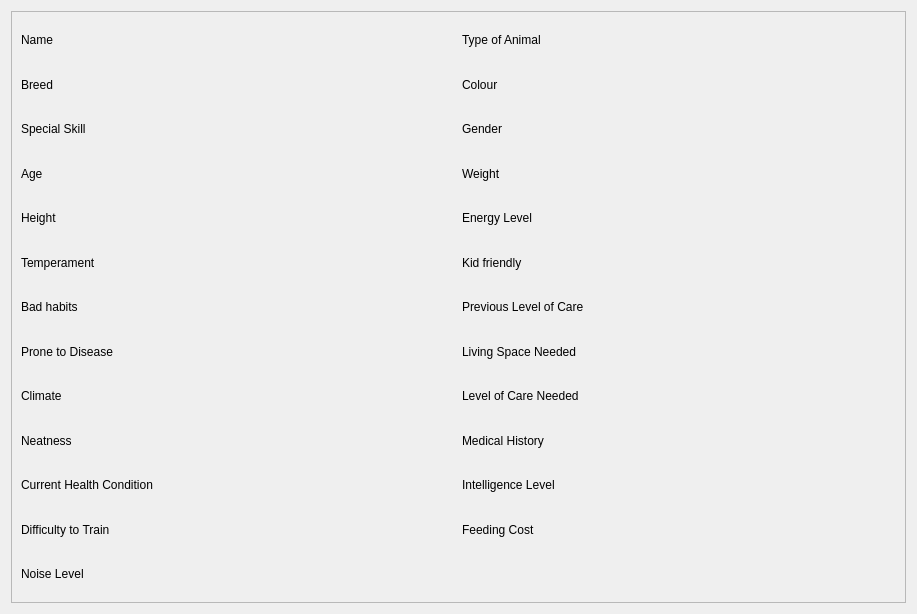
This is cuac/animalprofiledialog.ui in ducongo/comp3004winter2019 as Qt 5 draws it before an edit. The edited form follows.
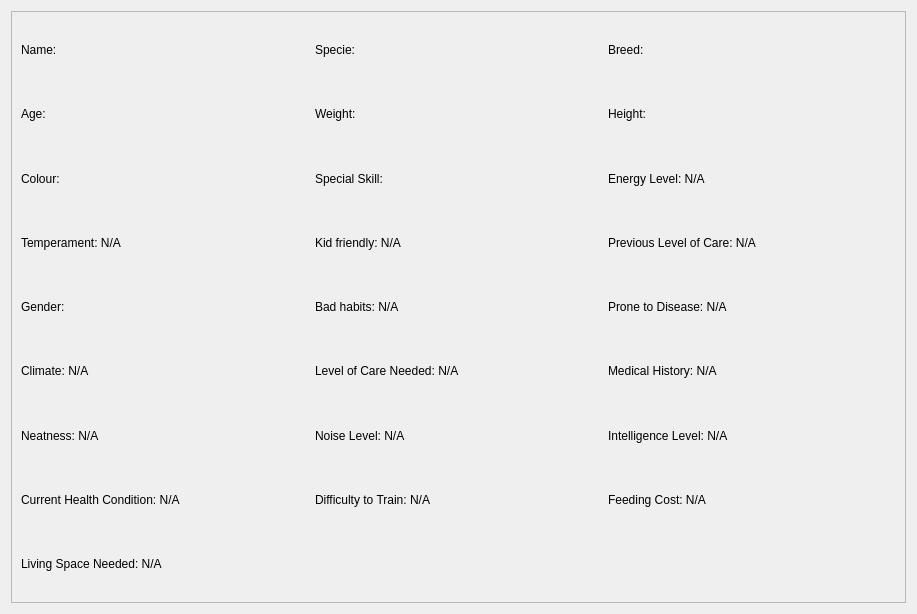
This is the edited form.

```diff
--- a/cuac/animalprofiledialog.ui
+++ b/cuac/animalprofiledialog.ui
@@ -29,178 +29,178 @@
        </rect>
       </property>
       <layout class="QGridLayout" name="gridLayout_2">
-       <item row="7" column="0">
+       <item row="0" column="2">
+        <widget class="QLabel" name="specie">
+         <property name="text">
+          <string>Specie:</string>
+         </property>
+        </widget>
+       </item>
+       <item row="19" column="3">
+        <widget class="QLabel" name="intelligence_level">
+         <property name="text">
+          <string>Intelligence Level: N/A</string>
+         </property>
+        </widget>
+       </item>
+       <item row="20" column="2">
+        <widget class="QLabel" name="difficulty_to_train">
+         <property name="text">
+          <string>Difficulty to Train: N/A</string>
+         </property>
+        </widget>
+       </item>
+       <item row="20" column="3">
+        <widget class="QLabel" name="feeding_cost">
+         <property name="text">
+          <string>Feeding Cost: N/A</string>
+         </property>
+        </widget>
+       </item>
+       <item row="0" column="3">
+        <widget class="QLabel" name="breed">
+         <property name="text">
+          <string>Breed:</string>
+         </property>
+        </widget>
+       </item>
+       <item row="11" column="2">
+        <widget class="QLabel" name="kid_friendly">
+         <property name="text">
+          <string>Kid friendly: N/A</string>
+         </property>
+        </widget>
+       </item>
+       <item row="3" column="2">
+        <widget class="QLabel" name="weight">
+         <property name="text">
+          <string>Weight:</string>
+         </property>
+        </widget>
+       </item>
+       <item row="3" column="3">
         <widget class="QLabel" name="height">
          <property name="text">
-          <string>Height</string>
+          <string>Height:</string>
          </property>
         </widget>
        </item>
-       <item row="4" column="0">
-        <widget class="QLabel" name="special_skill">
+       <item row="19" column="2">
+        <widget class="QLabel" name="noise_level">
          <property name="text">
-          <string>Special Skill</string>
+          <string>Noise Level: N/A</string>
          </property>
         </widget>
        </item>
-       <item row="18" column="0">
-        <widget class="QLabel" name="current_health_condition">
+       <item row="3" column="0">
+        <widget class="QLabel" name="age">
          <property name="text">
-          <string>Current Health Condition</string>
+          <string>Age:</string>
          </property>
         </widget>
        </item>
-       <item row="0" column="1">
-        <widget class="QLabel" name="type_of_animal">
-         <property name="text">
-          <string>Type of Animal</string>
-         </property>
-        </widget>
-       </item>
-       <item row="11" column="1">
+       <item row="11" column="3">
         <widget class="QLabel" name="previous_level_of_care">
          <property name="text">
-          <string>Previous Level of Care</string>
+          <string>Previous Level of Care: N/A</string>
+         </property>
+        </widget>
+       </item>
+       <item row="17" column="3">
+        <widget class="QLabel" name="medical_history">
+         <property name="text">
+          <string>Medical History: N/A</string>
+         </property>
+        </widget>
+       </item>
+       <item row="17" column="2">
+        <widget class="QLabel" name="level_of_care_needed">
+         <property name="text">
+          <string>Level of Care Needed: N/A</string>
+         </property>
+        </widget>
+       </item>
+       <item row="20" column="0">
+        <widget class="QLabel" name="current_health_condition">
+         <property name="text">
+          <string>Current Health Condition: N/A</string>
          </property>
         </widget>
        </item>
        <item row="17" column="0">
+        <widget class="QLabel" name="climate">
+         <property name="text">
+          <string>Climate: N/A</string>
+         </property>
+        </widget>
+       </item>
+       <item row="8" column="2">
+        <widget class="QLabel" name="special_skill">
+         <property name="text">
+          <string>Special Skill:</string>
+         </property>
+        </widget>
+       </item>
+       <item row="8" column="0">
+        <widget class="QLabel" name="colour">
+         <property name="text">
+          <string>Colour:</string>
+         </property>
+        </widget>
+       </item>
+       <item row="19" column="0">
         <widget class="QLabel" name="neatness">
          <property name="text">
-          <string>Neatness</string>
-         </property>
-        </widget>
-       </item>
-       <item row="13" column="0">
-        <widget class="QLabel" name="prone_to_disease">
-         <property name="text">
-          <string>Prone to Disease</string>
-         </property>
-        </widget>
-       </item>
-       <item row="4" column="1">
-        <widget class="QLabel" name="gender">
-         <property name="text">
-          <string>Gender</string>
-         </property>
-        </widget>
-       </item>
-       <item row="17" column="1">
-        <widget class="QLabel" name="medical_history">
-         <property name="text">
-          <string>Medical History</string>
-         </property>
-        </widget>
-       </item>
-       <item row="10" column="1">
-        <widget class="QLabel" name="kid_friendly">
-         <property name="text">
-          <string>Kid friendly</string>
+          <string>Neatness: N/A</string>
          </property>
         </widget>
        </item>
        <item row="11" column="0">
-        <widget class="QLabel" name="bad_habits">
+        <widget class="QLabel" name="temperament">
          <property name="text">
-          <string>Bad habits</string>
+          <string>Temperament: N/A</string>
          </property>
         </widget>
        </item>
        <item row="0" column="0">
         <widget class="QLabel" name="name">
          <property name="text">
-          <string>Name</string>
+          <string>Name:</string>
          </property>
         </widget>
        </item>
-       <item row="2" column="1">
-        <widget class="QLabel" name="colour">
-         <property name="text">
-          <string>Colour</string>
-         </property>
-        </widget>
-       </item>
-       <item row="6" column="0">
-        <widget class="QLabel" name="age">
-         <property name="text">
-          <string>Age</string>
-         </property>
-        </widget>
-       </item>
-       <item row="15" column="0">
-        <widget class="QLabel" name="climate">
-         <property name="text">
-          <string>Climate</string>
-         </property>
-        </widget>
-       </item>
-       <item row="2" column="0">
-        <widget class="QLabel" name="breed">
-         <property name="text">
-          <string>Breed</string>
-         </property>
-        </widget>
-       </item>
-       <item row="10" column="0">
-        <widget class="QLabel" name="temperament">
-         <property name="text">
-          <string>Temperament</string>
-         </property>
-        </widget>
-       </item>
-       <item row="6" column="1">
-        <widget class="QLabel" name="weight">
-         <property name="text">
-          <string>Weight</string>
-         </property>
-        </widget>
-       </item>
-       <item row="7" column="1">
+       <item row="8" column="3">
         <widget class="QLabel" name="energy_level">
          <property name="text">
-          <string>Energy Level</string>
+          <string>Energy Level: N/A</string>
          </property>
         </widget>
        </item>
-       <item row="13" column="1">
+       <item row="12" column="0">
+        <widget class="QLabel" name="gender">
+         <property name="text">
+          <string>Gender:</string>
+         </property>
+        </widget>
+       </item>
+       <item row="12" column="2">
+        <widget class="QLabel" name="bad_habits">
+         <property name="text">
+          <string>Bad habits: N/A</string>
+         </property>
+        </widget>
+       </item>
+       <item row="12" column="3">
+        <widget class="QLabel" name="prone_to_disease">
+         <property name="text">
+          <string>Prone to Disease: N/A</string>
+         </property>
+        </widget>
+       </item>
+       <item row="21" column="0">
         <widget class="QLabel" name="living_space_needed">
          <property name="text">
-          <string>Living Space Needed</string>
-         </property>
-        </widget>
-       </item>
-       <item row="15" column="1">
-        <widget class="QLabel" name="level_of_care_needed">
-         <property name="text">
-          <string>Level of Care Needed</string>
-         </property>
-        </widget>
-       </item>
-       <item row="18" column="1">
-        <widget class="QLabel" name="intelligence_level">
-         <property name="text">
-          <string>Intelligence Level</string>
-         </property>
-        </widget>
-       </item>
-       <item row="19" column="0">
-        <widget class="QLabel" name="difficulty_to_train">
-         <property name="text">
-          <string>Difficulty to Train</string>
-         </property>
-        </widget>
-       </item>
-       <item row="19" column="1">
-        <widget class="QLabel" name="feeding_cost">
-         <property name="text">
-          <string>Feeding Cost</string>
-         </property>
-        </widget>
-       </item>
-       <item row="20" column="0">
-        <widget class="QLabel" name="noise_level">
-         <property name="text">
-          <string>Noise Level</string>
+          <string>Living Space Needed: N/A</string>
          </property>
         </widget>
        </item>
```
